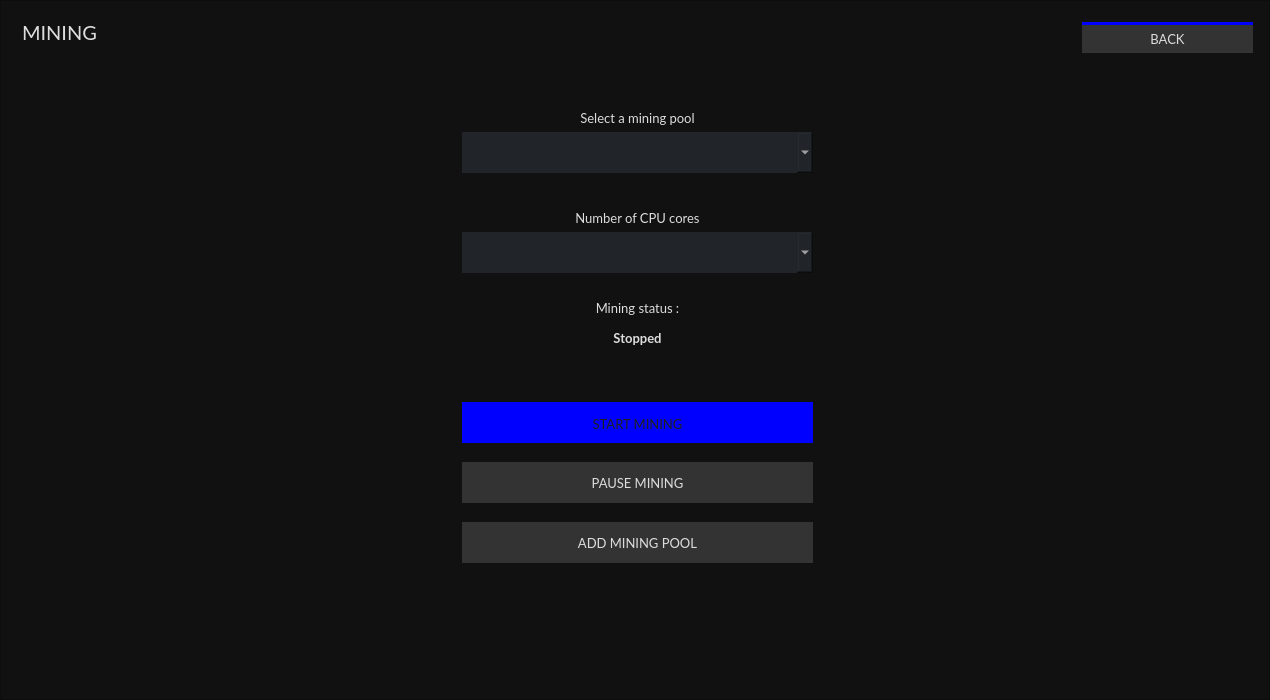
Old version of the form src/gui/ui/miningframe.ui in the repository aluisyoanx/gui-wallet.
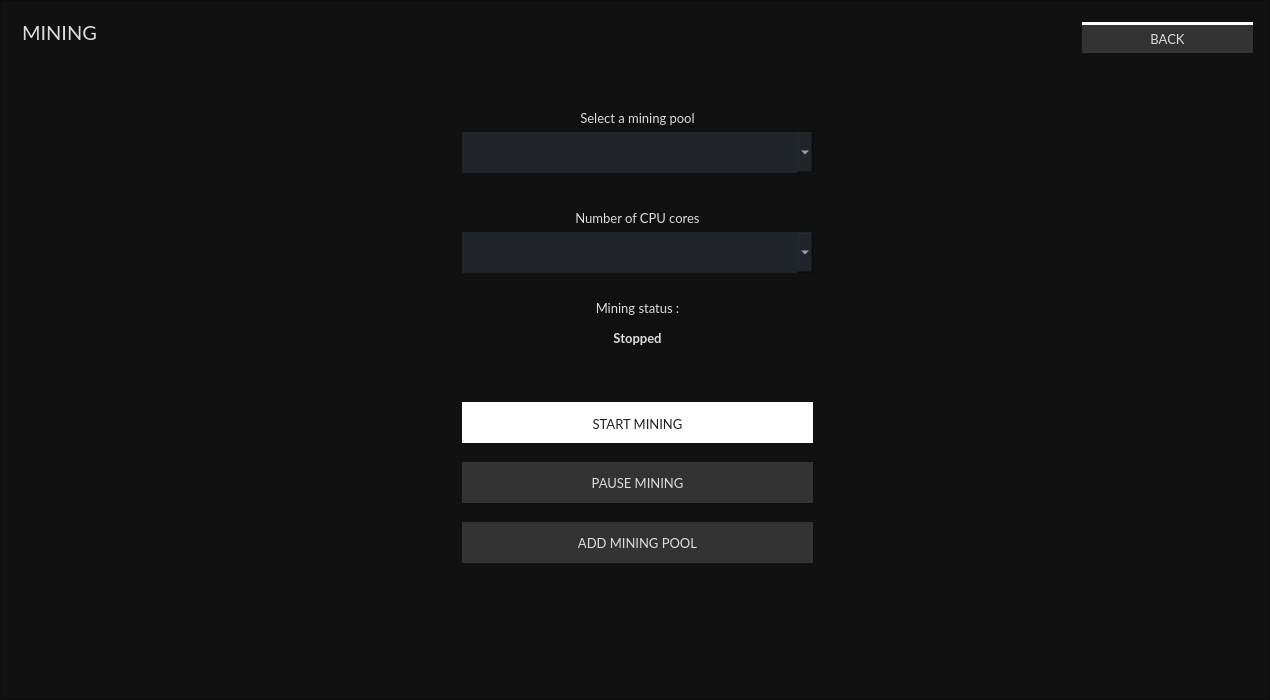
New version of the form.

Patch:
```diff
--- a/src/gui/ui/miningframe.ui
+++ b/src/gui/ui/miningframe.ui
@@ -250,7 +250,7 @@
        </font>
       </property>
       <property name="styleSheet">
-       <string notr="true">color: #222; background-color: blue; border-top: 3px solid blue;
+       <string notr="true">color: #222; background-color: white; border-top: 3px solid white;
 border-right: 0px;</string>
       </property>
       <property name="text">
@@ -314,7 +314,7 @@
        </font>
       </property>
       <property name="styleSheet">
-       <string notr="true">color: #ddd; background-color: #333; border-top: 3px solid blue;</string>
+       <string notr="true">color: #ddd; background-color: #333; border-top: 3px solid white;</string>
       </property>
       <property name="text">
        <string>BACK</string>
```
